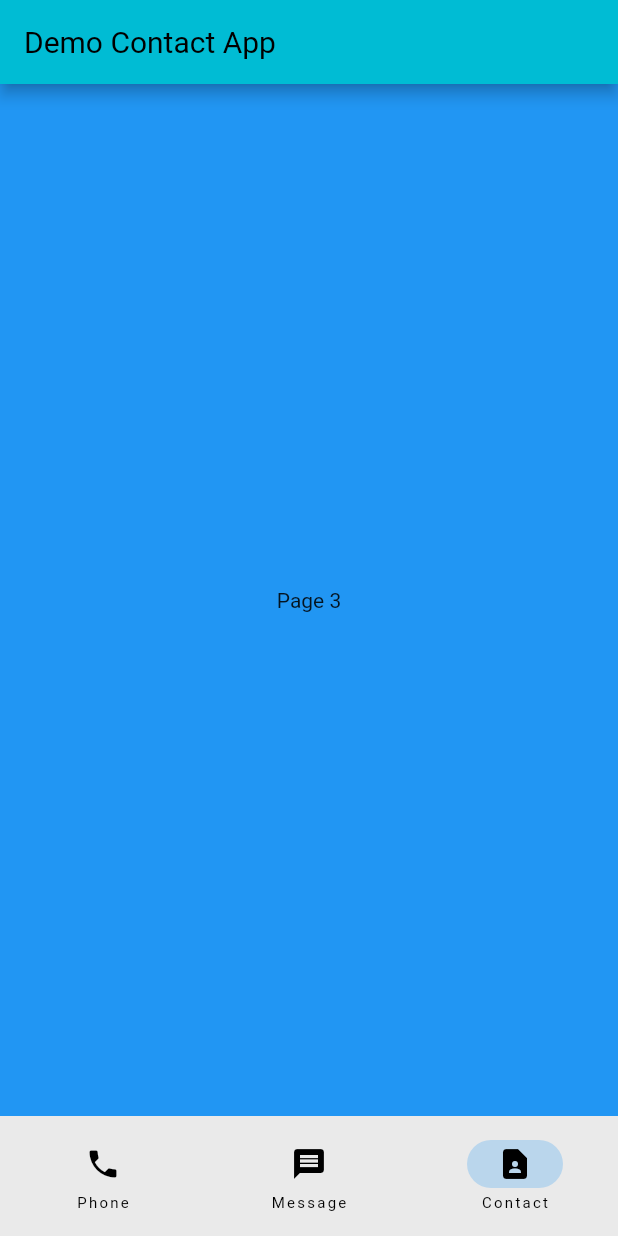
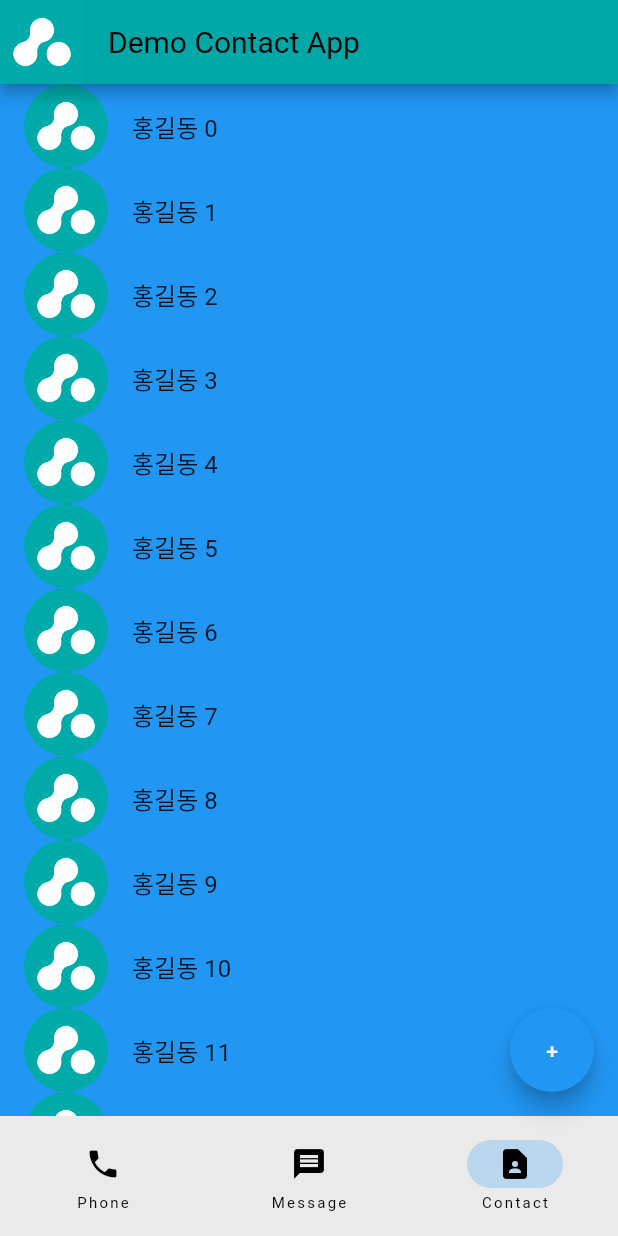
Before and after one commit to jinsumin/ContactApp, a Flutter app: the screen it shows after launch, item 3 of the bottom bar chosen, on a phone screen of 412 x 824 dp. Run offline on Flutter 3.47's test engine with Material 2 defaults, Android fonts, the phone set to English and light mode, and no system bars.

Commit message:
Contact Tab : ListView, ListTile

```diff
--- a/lib/main.dart
+++ b/lib/main.dart
@@ -20,12 +20,18 @@ class MainNavigation extends StatefulWidget {
 
 class _MainNavigationState extends State<MainNavigation> {
   int currentPageIndex = 0;
+  int count = 0;
 
   @override
   Widget build(BuildContext context) {
     return Scaffold(
+      floatingActionButton: FloatingActionButton(
+        child: Text('+'),
+        onPressed: () {},
+      ),
       appBar: AppBar(
-        backgroundColor: Colors.cyan,
+        leading: Image.asset('assets/sangsangin_logo.png'),
+        backgroundColor: Color.fromRGBO(0, 167, 167, 1),
         title: Text('Demo Contact App',
             style: TextStyle(
                 color: Colors.black,
@@ -66,10 +72,20 @@ class _MainNavigationState extends State<MainNavigation> {
           child: const Text('Page 2'),
         ),
         Container(
-          color: Colors.blue,
-          alignment: Alignment.center,
-          child: const Text('Page 3'),
-        ),
+            color: Colors.blue,
+            alignment: Alignment.center,
+            child: ListView.builder(
+              itemCount: 100,
+              itemBuilder: (context, index) {
+                return ListTile(
+                  leading: ClipRRect(
+                    borderRadius: BorderRadius.circular(30),
+                    child: Image.asset('assets/sangsangin_logo.png'),
+                  ),
+                  title: Text('홍길동 $index'),
+                );
+              },
+            )),
       ][currentPageIndex],
     );
   }
```
Also changed, not shown: assets/sangsangin_logo.png (added).
